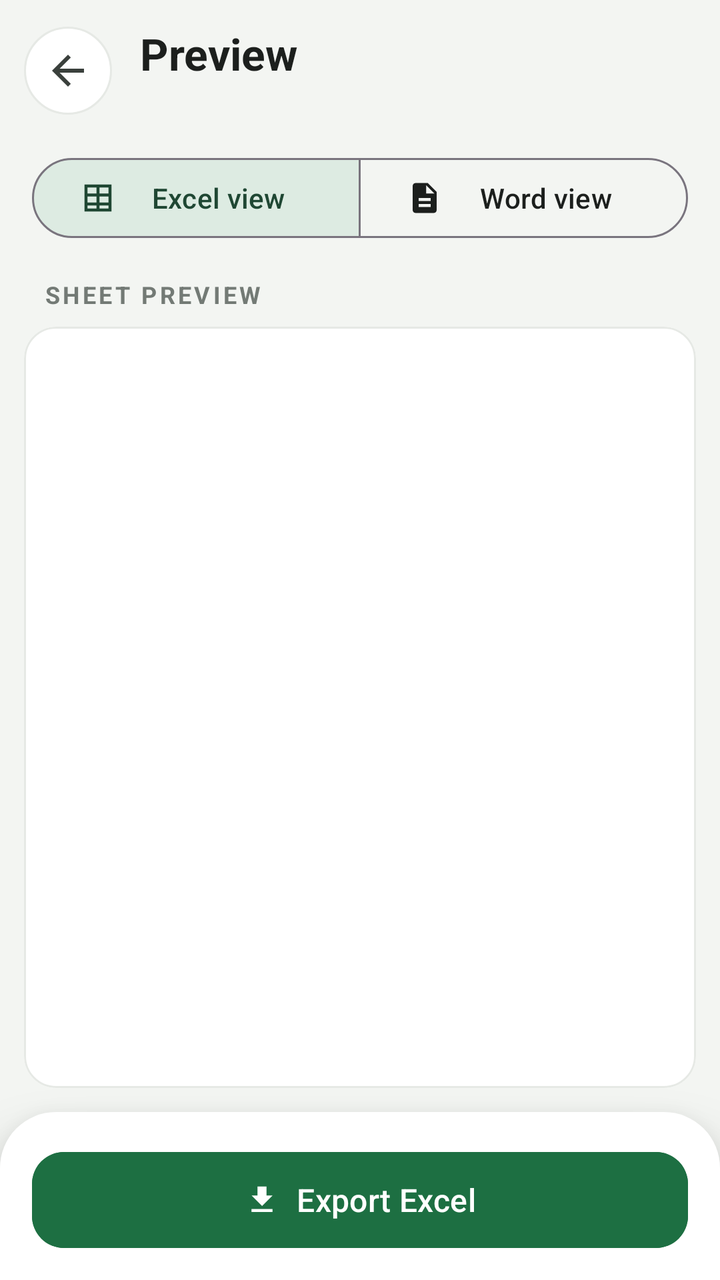
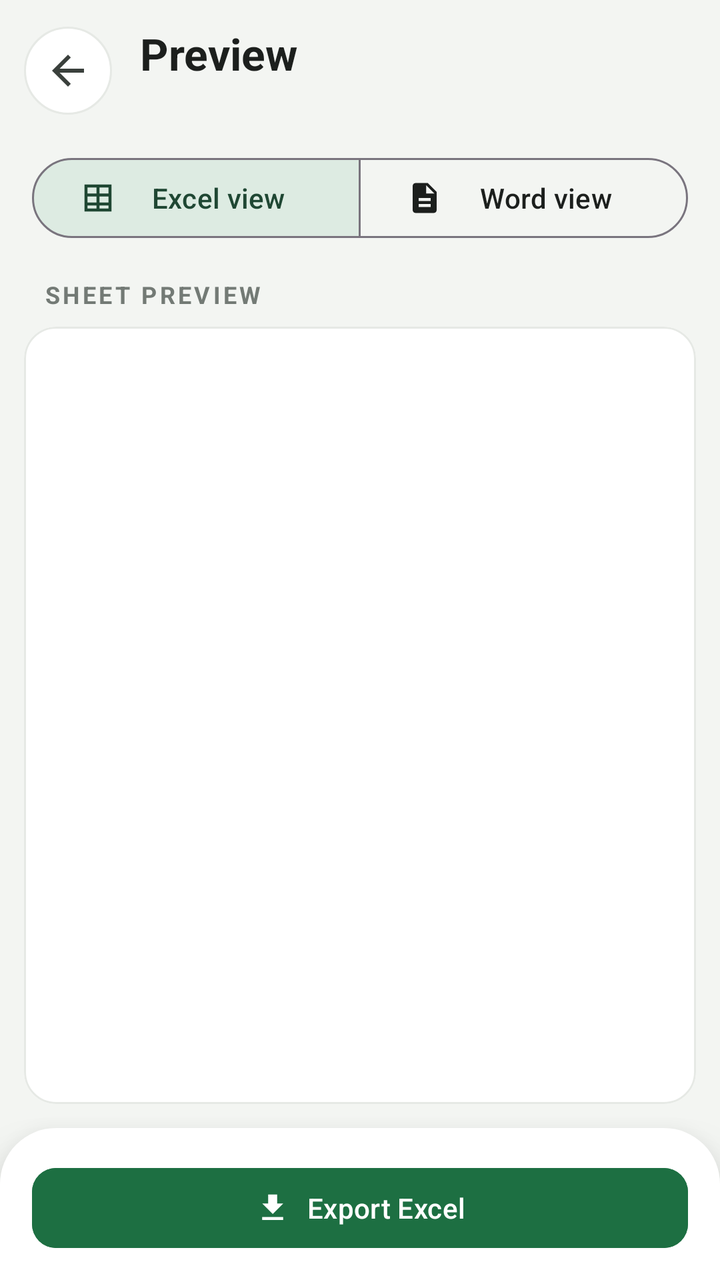

Compare the two renders of this Android layout. The source of the first and the diff that turns it into the second are given below.
<!-- AndroidManifest.xml: application theme Theme.TrackerCollector -->
<!-- res/layout/activity_preview.xml -->
<?xml version="1.0" encoding="utf-8"?>
<LinearLayout xmlns:android="http://schemas.android.com/apk/res/android"
    xmlns:app="http://schemas.android.com/apk/res-auto"
    android:id="@+id/root"
    android:layout_width="match_parent"
    android:layout_height="match_parent"
    android:background="@color/bg"
    android:orientation="vertical">

    <LinearLayout
        android:layout_width="match_parent"
        android:layout_height="wrap_content"
        android:gravity="center_vertical"
        android:orientation="horizontal"
        android:paddingStart="12dp"
        android:paddingTop="12dp"
        android:paddingEnd="16dp"
        android:paddingBottom="6dp">

        <ImageButton
            android:id="@+id/btnBack"
            style="@style/TC.IconButton"
            android:contentDescription="Back"
            android:src="@drawable/ic_back" />

        <LinearLayout
            android:layout_width="0dp"
            android:layout_height="wrap_content"
            android:layout_marginStart="14dp"
            android:layout_weight="1"
            android:orientation="vertical">

            <TextView
                android:layout_width="wrap_content"
                android:layout_height="wrap_content"
                android:text="Preview"
                android:textColor="@color/text_primary"
                android:textSize="22sp"
                android:textStyle="bold" />

            <TextView
                android:id="@+id/txtSub"
                android:layout_width="wrap_content"
                android:layout_height="wrap_content"
                android:textColor="@color/text_secondary"
                android:textSize="13sp" />
        </LinearLayout>
    </LinearLayout>

    <com.google.android.material.button.MaterialButtonToggleGroup
        android:id="@+id/toggle"
        android:layout_width="match_parent"
        android:layout_height="wrap_content"
        android:layout_marginStart="16dp"
        android:layout_marginTop="10dp"
        android:layout_marginEnd="16dp"
        app:checkedButton="@+id/tabExcel"
        app:selectionRequired="true"
        app:singleSelection="true">

        <com.google.android.material.button.MaterialButton
            android:id="@+id/tabExcel"
            style="@style/Widget.Material3.Button.OutlinedButton"
            android:layout_width="0dp"
            android:layout_height="48dp"
            android:layout_weight="1"
            android:text="Excel view"
            app:icon="@drawable/ic_table" />

        <com.google.android.material.button.MaterialButton
            android:id="@+id/tabWord"
            style="@style/Widget.Material3.Button.OutlinedButton"
            android:layout_width="0dp"
            android:layout_height="48dp"
            android:layout_weight="1"
            android:text="Word view"
            app:icon="@drawable/ic_doc" />
    </com.google.android.material.button.MaterialButtonToggleGroup>

    <TextView
        style="@style/TC.Label"
        android:id="@+id/txtHint"
        android:layout_width="wrap_content"
        android:layout_height="wrap_content"
        android:layout_marginStart="22dp"
        android:layout_marginTop="16dp"
        android:layout_marginBottom="8dp"
        android:text="Sheet preview" />

    <com.google.android.material.card.MaterialCardView
        style="@style/TC.Card"
        android:layout_width="match_parent"
        android:layout_height="0dp"
        android:layout_marginStart="12dp"
        android:layout_marginEnd="12dp"
        android:layout_marginBottom="12dp"
        android:layout_weight="1"
        app:cardCornerRadius="16dp">

        <ScrollView
            android:id="@+id/vScroll"
            android:layout_width="match_parent"
            android:layout_height="match_parent"
            android:fillViewport="true">

            <HorizontalScrollView
                android:id="@+id/hScroll"
                android:layout_width="match_parent"
                android:layout_height="wrap_content"
                android:fillViewport="true">

                <FrameLayout
                    android:id="@+id/tableHost"
                    android:layout_width="wrap_content"
                    android:layout_height="wrap_content" />
            </HorizontalScrollView>
        </ScrollView>
    </com.google.android.material.card.MaterialCardView>

    <LinearLayout
        android:id="@+id/bottomPanel"
        android:layout_width="match_parent"
        android:layout_height="wrap_content"
        android:background="@drawable/bg_bottom_panel"
        android:elevation="16dp"
        android:orientation="horizontal"
        android:paddingStart="16dp"
        android:paddingTop="16dp"
        android:paddingEnd="16dp"
        android:paddingBottom="12dp">

        <com.google.android.material.button.MaterialButton
            android:id="@+id/btnExport"
            android:layout_width="0dp"
            android:layout_height="56dp"
            android:layout_weight="1"
            android:backgroundTint="@color/excel"
            android:text="Export Excel"
            android:textSize="16sp"
            app:cornerRadius="16dp"
            app:icon="@drawable/ic_download"
            app:iconGravity="textStart"
            app:iconTint="@color/white" />
    </LinearLayout>
</LinearLayout>
<!-- resources referenced by this layout -->
<resources>
  <color name="bg">#F3F5F2</color>
  <color name="excel">#1D6F42</color>
  <color name="text_primary">#1C1F1D</color>
  <color name="text_secondary">#6B716D</color>
  <color name="white">#FFFFFF</color>
  <!-- drawable bg_bottom_panel (drawable) -->
  <shape xmlns:android="http://schemas.android.com/apk/res/android"><solid android:color="@color/surface"/>
      <corners android:topLeftRadius="28dp" android:topRightRadius="28dp"/></shape>
  <!-- drawable ic_back (drawable) -->
  <vector xmlns:android="http://schemas.android.com/apk/res/android" android:width="24dp" android:height="24dp" android:viewportWidth="24" android:viewportHeight="24">
      <path android:fillColor="#FFFFFFFF" android:pathData="M20,11H7.83l5.59,-5.59L12,4l-8,8 8,8 1.41,-1.41L7.83,13H20v-2z"/>
  </vector>
  <!-- drawable ic_doc (drawable) -->
  <vector xmlns:android="http://schemas.android.com/apk/res/android" android:width="24dp" android:height="24dp" android:viewportWidth="24" android:viewportHeight="24">
      <path android:fillColor="#FFFFFFFF" android:pathData="M14,2H6c-1.1,0 -2,0.9 -2,2v16c0,1.1 0.9,2 2,2h12c1.1,0 2,-0.9 2,-2V8l-6,-6zM16,18H8v-2h8v2zM16,14H8v-2h8v2zM13,9V3.5L18.5,9H13z"/>
  </vector>
  <!-- drawable ic_download (drawable) -->
  <vector xmlns:android="http://schemas.android.com/apk/res/android" android:width="24dp" android:height="24dp" android:viewportWidth="24" android:viewportHeight="24">
      <path android:fillColor="#FFFFFFFF" android:pathData="M19,9h-4V3H9v6H5l7,7 7,-7zM5,18v2h14v-2H5z"/>
  </vector>
  <!-- drawable ic_table (drawable) -->
  <vector xmlns:android="http://schemas.android.com/apk/res/android" android:width="24dp" android:height="24dp" android:viewportWidth="24" android:viewportHeight="24">
      <path android:fillColor="#FFFFFFFF" android:pathData="M3,3h18v18H3V3zM5,5v4h6V5H5zM13,5v4h6V5h-6zM5,11v4h6v-4H5zM13,11v4h6v-4h-6zM5,17v2h6v-2H5zM13,17v2h6v-2h-6z"/>
  </vector>
  <style name="TC.Card" parent="Widget.Material3.CardView.Outlined">
          <item name="cardBackgroundColor">@color/surface</item>
          <item name="cardCornerRadius">18dp</item>
          <item name="strokeColor">@color/stroke</item>
          <item name="strokeWidth">1dp</item>
          <item name="cardElevation">0dp</item>
      </style>
  <style name="TC.IconButton" parent="">
          <item name="android:layout_width">44dp</item>
          <item name="android:layout_height">44dp</item>
          <item name="android:background">@drawable/bg_icon_button</item>
          <item name="android:padding">10dp</item>
          <item name="android:scaleType">centerInside</item>
          <item name="tint">@color/icon</item>
      </style>
  <style name="TC.Label" parent="">
          <item name="android:textSize">12sp</item>
          <item name="android:textStyle">bold</item>
          <item name="android:textColor">@color/text_label</item>
          <item name="android:letterSpacing">0.12</item>
          <item name="android:textAllCaps">true</item>
      </style>
  <color name="surface">#FFFFFF</color>
  <color name="stroke">#E6E9E5</color>
  <!-- drawable bg_icon_button (drawable) -->
  <ripple xmlns:android="http://schemas.android.com/apk/res/android" android:color="#1F2D5F45">
      <item><shape android:shape="oval"><solid android:color="@color/surface"/><stroke android:width="1dp" android:color="@color/stroke"/></shape></item>
  </ripple>
  <color name="icon">#3A403C</color>
  <color name="text_label">#737A75</color>
  <color name="primary">#2D5F45</color>
  <color name="primary_container">#DDEBE2</color>
  <color name="on_primary_container">#1F4733</color>
  <style name="ThemeOverlay.TC.Dialog" parent="ThemeOverlay.Material3.MaterialAlertDialog">
          <item name="colorPrimary">@color/primary</item>
          <item name="colorSurface">@color/surface</item>
          <item name="shapeAppearanceOverlay">@style/TC.Shape.Dialog</item>
      </style>
  <style name="TC.Shape.Dialog" parent="">
          <item name="cornerFamily">rounded</item>
          <item name="cornerSize">24dp</item>
      </style>
  <!-- unchanged entries left out for length: 1 -->
</resources>

<!-- the commit's change to res/layout/activity_preview.xml (unified diff, before → after) -->
@@ -132,12 +132,12 @@
         <com.google.android.material.button.MaterialButton
             android:id="@+id/btnExport"
             android:layout_width="0dp"
-            android:layout_height="56dp"
+            android:layout_height="48dp"
             android:layout_weight="1"
             android:backgroundTint="@color/excel"
             android:text="Export Excel"
-            android:textSize="16sp"
-            app:cornerRadius="16dp"
+            android:textSize="14sp"
+            app:cornerRadius="12dp"
             app:icon="@drawable/ic_download"
             app:iconGravity="textStart"
             app:iconTint="@color/white" />
